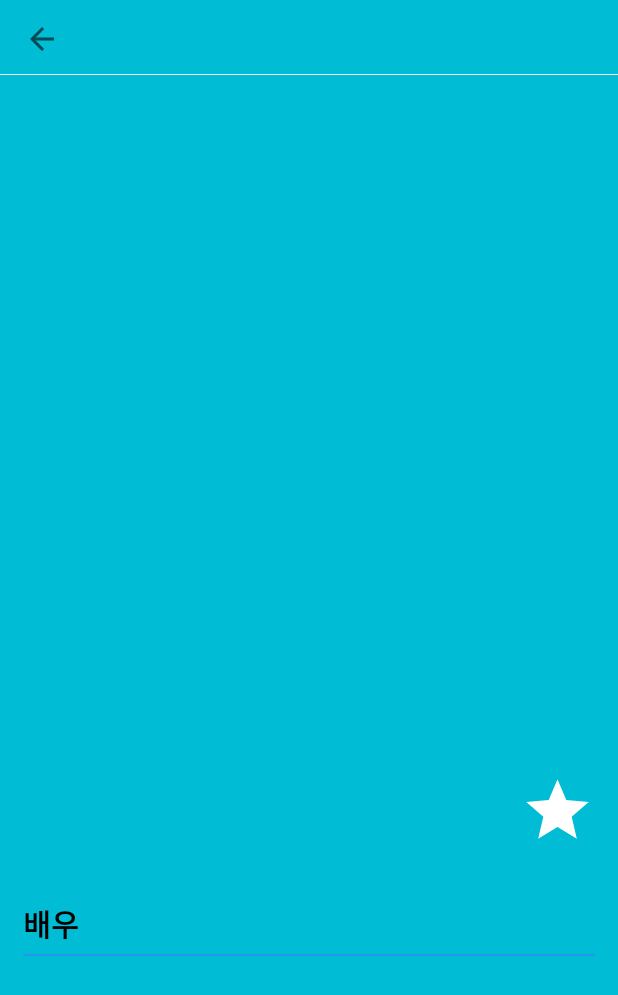
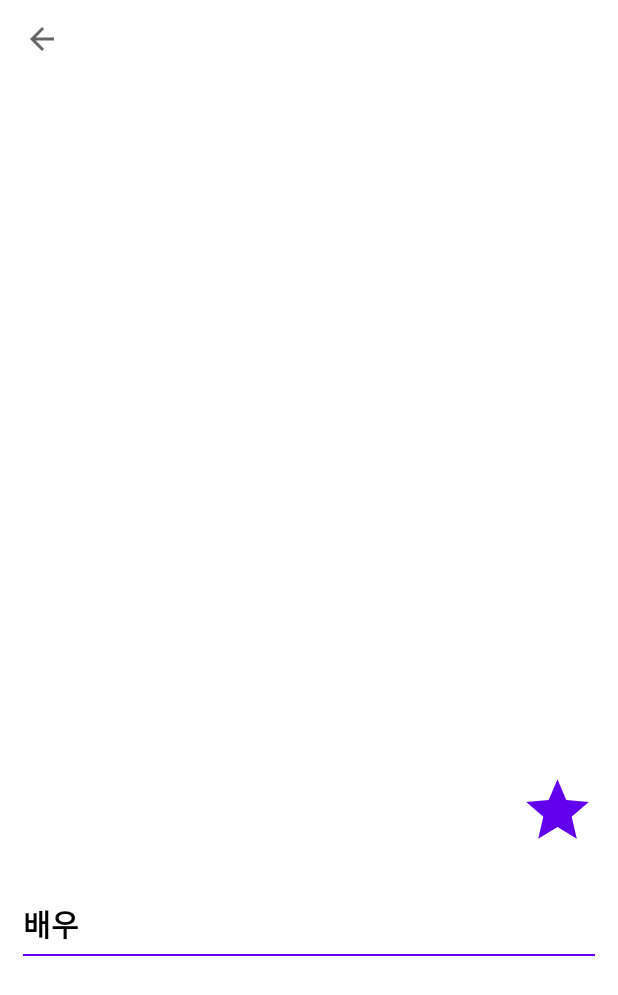
Before and after one commit to jhuinee12/theMovieApp, an Android app: the fragment MovieDetailFragment placed in its activity, on a phone screen of 412 x 824 dp. Shown: the top 995 px of the screen. Run offline under Robolectric (Android 15) with nearby library versions, the phone set to English and light mode, and no system bars; our stand-ins replace RxJava, data binding; libraries missing offline, so code that uses them is left out: com.jakewharton.rxbinding4; pictures from the network do not load; 5 statements that could not run were skipped.

Commit message:
디자인 일부 수정

```diff
--- a/app/src/main/res/layout/fragment_actor_detail.xml
+++ b/app/src/main/res/layout/fragment_actor_detail.xml
@@ -29,7 +29,7 @@
             android:layout_width="50dp"
             android:layout_height="50dp"
             android:background="@drawable/ic_favorite"
-            android:backgroundTint="@color/white"
+            android:backgroundTint="@color/purple_500"
             android:visibility="gone"
             app:layout_constraintTop_toBottomOf="@+id/image"
             app:layout_constraintEnd_toEndOf="parent"/>
@@ -51,7 +51,7 @@
             android:text="@{actor.name}"
             android:textSize="20dp"
             android:textStyle="bold"
-            android:textColor="@color/white"
+            android:textColor="@color/black"
             android:layout_marginTop="10dp"
             app:layout_constraintTop_toBottomOf="@+id/image"
             app:layout_constraintStart_toStartOf="parent"
--- a/app/src/main/res/layout/fragment_movie_detail.xml
+++ b/app/src/main/res/layout/fragment_movie_detail.xml
@@ -32,7 +32,7 @@
                 android:layout_width="50dp"
                 android:layout_height="50dp"
                 android:background="@drawable/ic_favorite"
-                android:backgroundTint="@color/white"
+                android:backgroundTint="@color/purple_500"
                 android:visibility="gone"
                 app:layout_constraintTop_toBottomOf="@+id/image"
                 app:layout_constraintEnd_toEndOf="parent"/>
@@ -54,7 +54,7 @@
                 android:text="@{movie.title}"
                 android:textSize="20dp"
                 android:textStyle="bold"
-                android:textColor="@color/white"
+                android:textColor="@color/black"
                 android:layout_marginTop="10dp"
                 app:layout_constraintTop_toBottomOf="@+id/image"
                 app:layout_constraintStart_toStartOf="parent"
--- a/app/src/main/res/layout/fragment_movie_list.xml
+++ b/app/src/main/res/layout/fragment_movie_list.xml
@@ -24,7 +24,7 @@
                 android:text="영화 목록 (인기순)"
                 android:textSize="21dp"
                 android:textStyle="bold"
-                android:textColor="@color/white"
+                android:textColor="@color/black"
                 android:gravity="center"
                 app:layout_constraintTop_toTopOf="parent"
                 app:layout_constraintStart_toStartOf="parent"
--- a/app/src/main/res/layout/item_movie_credit.xml
+++ b/app/src/main/res/layout/item_movie_credit.xml
@@ -50,7 +50,7 @@
 					android:text="@{actor.name}"
 					android:textSize="15dp"
 					android:textStyle="bold"
-					android:textColor="@color/white"
+					android:textColor="@color/black"
 					android:gravity="center"
 					android:maxLines="2"
 					android:minLines="2"
--- a/app/src/main/res/layout/item_movie_list.xml
+++ b/app/src/main/res/layout/item_movie_list.xml
@@ -84,7 +84,7 @@
 					android:text="@{movie.title}"
 					android:textSize="20dp"
 					android:textStyle="bold"
-					android:textColor="@color/white"
+					android:textColor="@color/black"
 					android:gravity="center"
 					android:maxLines="2"
 					android:minLines="2"
--- a/app/src/main/res/values/colors.xml
+++ b/app/src/main/res/values/colors.xml
@@ -7,8 +7,8 @@
     <color name="teal_700">#FF018786</color>
     <color name="black">#FF000000</color>
     <color name="white">#FFFFFFFF</color>
-    <color name="BackGround">#00BCD4</color>
-    <color name="viewColor">#2196F3</color>
-    <color name="Item_BackGround">#3F51B5</color>
-    <color name="white_smallText">#ebeff3</color>
+    <color name="BackGround">#ffffff</color>
+    <color name="viewColor">#FF6200EE</color>
+    <color name="Item_BackGround">#ebeff3</color>
+    <color name="white_smallText">#1D1E1E</color>
 </resources>
```
